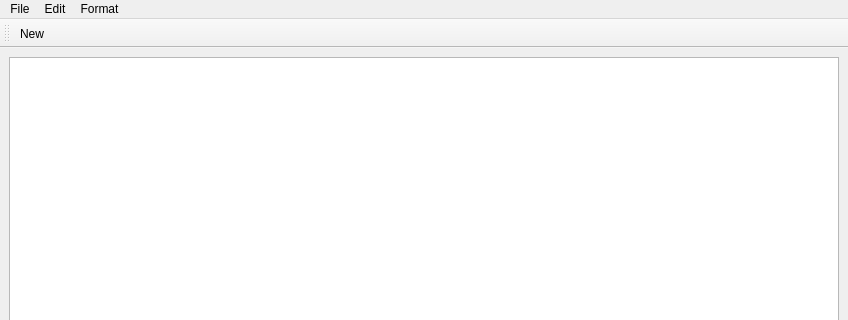
Old version of the form mainwindow.ui in the repository PratyakshSinha/Notepad2.0; both pictures show x 0 to 848 and y 0 to 320 of the 848 by 567 pixel window.
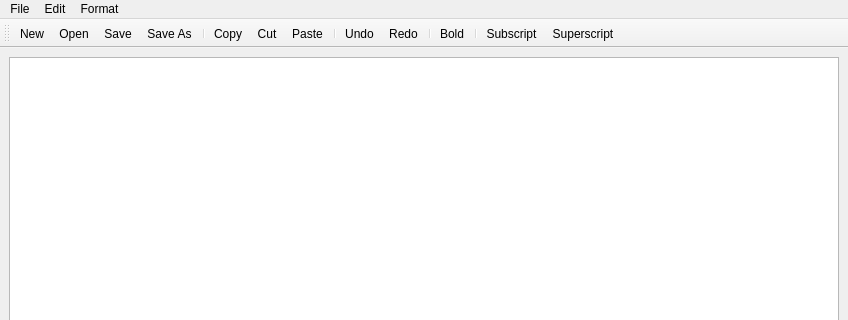
New version of the form. Icons and pictures are not drawn.

Commit message: Uploaded Icons of some buttons

What changed in the file:
```diff
--- a/mainwindow.ui
+++ b/mainwindow.ui
@@ -75,6 +75,21 @@
     <bool>false</bool>
    </attribute>
    <addaction name="actionNew"/>
+   <addaction name="actionOpen"/>
+   <addaction name="actionSave"/>
+   <addaction name="actionSave_As"/>
+   <addaction name="separator"/>
+   <addaction name="actionCopy"/>
+   <addaction name="actionCut"/>
+   <addaction name="actionPaste"/>
+   <addaction name="separator"/>
+   <addaction name="actionUndo"/>
+   <addaction name="actionRedo"/>
+   <addaction name="separator"/>
+   <addaction name="actionBold"/>
+   <addaction name="separator"/>
+   <addaction name="actionSubscript"/>
+   <addaction name="actionSuperscript"/>
   </widget>
   <action name="actionNew">
    <property name="icon">
```
Left out of the diff: 34 changed lines with no effect on the pictures.
